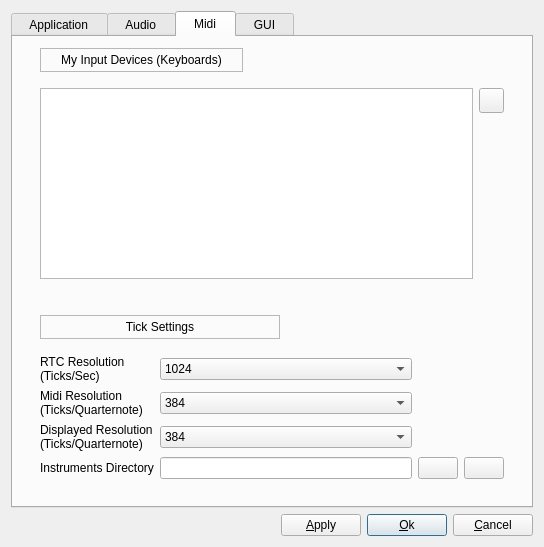
ccherrett/oom, file oom/widgets/gensetbase.ui: the form before one commit.
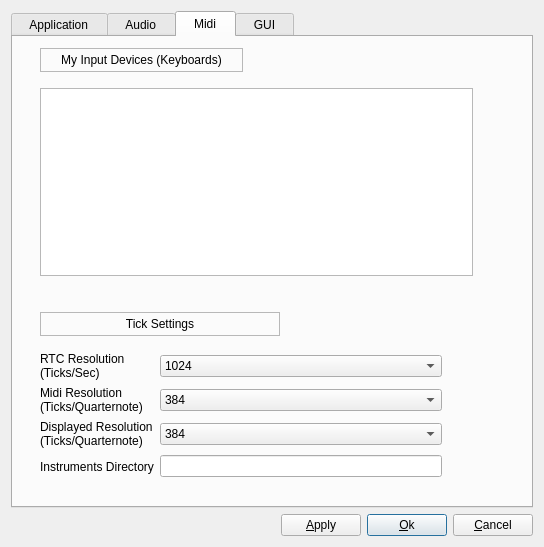
The form after the commit. The open tabs and pages were chosen to show the change.

The edit to the form file:
```diff
--- a/oom/widgets/gensetbase.ui
+++ b/oom/widgets/gensetbase.ui
@@ -1070,6 +1070,9 @@
                 <height>25</height>
                </size>
               </property>
+              <property name="autoRaise">
+               <bool>true</bool>
+              </property>
              </widget>
             </item>
             <item>
@@ -1373,17 +1376,65 @@
            <widget class="QLineEdit" name="userInstrumentsPath"/>
           </item>
           <item row="3" column="2">
-           <widget class="QPushButton" name="selectInstrumentsDirButton">
+           <widget class="QToolButton" name="selectInstrumentsDirButton">
+            <property name="minimumSize">
+             <size>
+              <width>25</width>
+              <height>25</height>
+             </size>
+            </property>
+            <property name="maximumSize">
+             <size>
+              <width>25</width>
+              <height>25</height>
+             </size>
+            </property>
+            <property name="toolTip">
+             <string>Browse</string>
+            </property>
             <property name="text">
              <string/>
             </property>
+            <property name="iconSize">
+             <size>
+              <width>25</width>
+              <height>25</height>
+             </size>
+            </property>
+            <property name="autoRaise">
+             <bool>true</bool>
+            </property>
            </widget>
           </item>
           <item row="3" column="3">
-           <widget class="QPushButton" name="defaultInstrumentsDirButton">
+           <widget class="QToolButton" name="defaultInstrumentsDirButton">
+            <property name="minimumSize">
+             <size>
+              <width>25</width>
+              <height>25</height>
+             </size>
+            </property>
+            <property name="maximumSize">
+             <size>
+              <width>25</width>
+              <height>25</height>
+             </size>
+            </property>
+            <property name="toolTip">
+             <string>Restore default Instrument Directory</string>
+            </property>
             <property name="text">
              <string/>
             </property>
+            <property name="iconSize">
+             <size>
+              <width>25</width>
+              <height>25</height>
+             </size>
+            </property>
+            <property name="autoRaise">
+             <bool>true</bool>
+            </property>
            </widget>
           </item>
          </layout>
```
